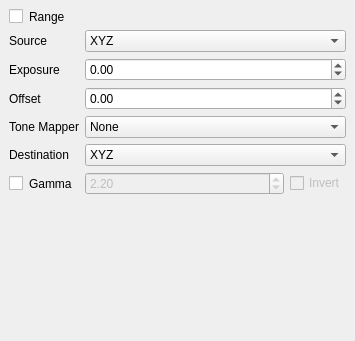
Old version of the form src/ui/ui/ImagePipelineEditor.ui in the repository PearCoding/PearRay.
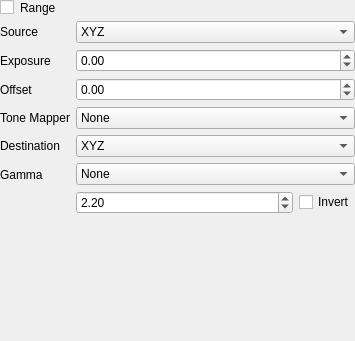
New version of the form. Custom widgets are drawn as their Qt base class.

The edit to the form file:
```diff
--- a/src/ui/ui/ImagePipelineEditor.ui
+++ b/src/ui/ui/ImagePipelineEditor.ui
@@ -27,13 +27,6 @@
     <number>0</number>
    </property>
    <item>
-    <widget class="QWidget" name="innerWidget">
-     <property name="sizePolicy">
-      <sizepolicy hsizetype="Minimum" vsizetype="Preferred">
-       <horstretch>0</horstretch>
-       <verstretch>0</verstretch>
-      </sizepolicy>
-     </property>
      <layout class="QFormLayout" name="formLayout">
       <item row="0" column="0">
        <widget class="QCheckBox" name="rangeCB">
@@ -241,29 +234,9 @@
         </item>
        </widget>
       </item>
-      <item row="6" column="0">
-       <widget class="QCheckBox" name="gammaCB">
-        <property name="sizePolicy">
-         <sizepolicy hsizetype="MinimumExpanding" vsizetype="Preferred">
-          <horstretch>0</horstretch>
-          <verstretch>0</verstretch>
-         </sizepolicy>
-        </property>
-        <property name="styleSheet">
-         <string notr="true">QCheckBox{ text-align: right center; }
-QCheckBox::indicator { subcontrol-origin: padding; subcontrol-position: left center; }</string>
-        </property>
-        <property name="text">
-         <string>Gamma</string>
-        </property>
-       </widget>
-      </item>
       <item row="6" column="1">
        <widget class="QWidget" name="gammaG" native="true">
-        <property name="enabled">
-         <bool>false</bool>
-        </property>
-        <layout class="QHBoxLayout" name="horizontalLayout">
+       <layout class="QGridLayout" name="gridLayout">
          <property name="leftMargin">
           <number>0</number>
          </property>
@@ -276,7 +249,7 @@
          <property name="bottomMargin">
           <number>0</number>
          </property>
-         <item>
+        <item row="1" column="0">
           <widget class="QDoubleSpinBox" name="gammaSB">
            <property name="sizePolicy">
             <sizepolicy hsizetype="MinimumExpanding" vsizetype="Fixed">
@@ -295,18 +268,58 @@
            </property>
           </widget>
          </item>
-         <item>
+        <item row="1" column="1">
           <widget class="QCheckBox" name="invertCB">
            <property name="text">
             <string>Invert</string>
            </property>
           </widget>
          </item>
-        </layout>
+        <item row="0" column="0" colspan="2">
+         <widget class="QComboBox" name="gammaType">
+          <item>
+           <property name="text">
+            <string>None</string>
+           </property>
+          </item>
+          <item>
+           <property name="text">
+            <string>sRGB</string>
+           </property>
+          </item>
+          <item>
+           <property name="text">
+            <string>Reverse sRGB</string>
+           </property>
+          </item>
+          <item>
+           <property name="text">
+            <string>AdobeRGB</string>
+           </property>
+          </item>
+          <item>
+           <property name="text">
+            <string>Reverse AdobeRGB</string>
+           </property>
+          </item>
+          <item>
+           <property name="text">
+            <string>Custom</string>
+           </property>
+          </item>
        </widget>
       </item>
      </layout>
     </widget>
+     </item>
+     <item row="6" column="0">
+      <widget class="QLabel" name="label_6">
+       <property name="text">
+        <string>Gamma</string>
+       </property>
+      </widget>
+     </item>
+    </layout>
    </item>
   </layout>
  </widget>
```
Left out of the diff: 16 changed lines with no effect on the pictures. Lines whose indentation alone changed are shown as unchanged.
